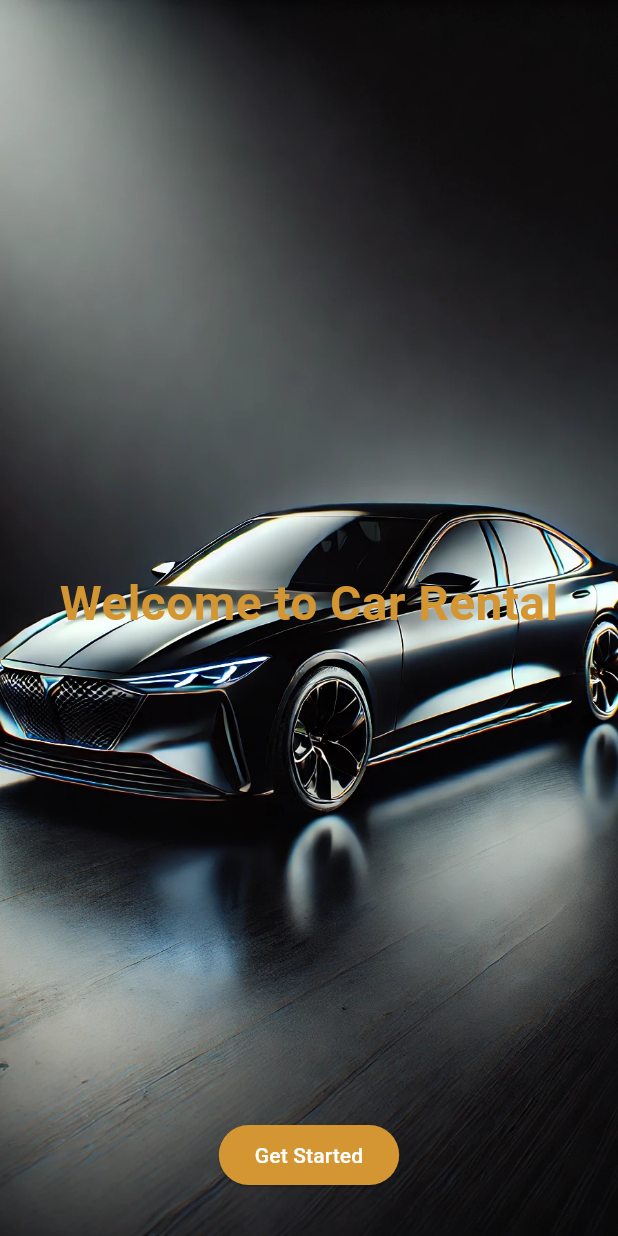
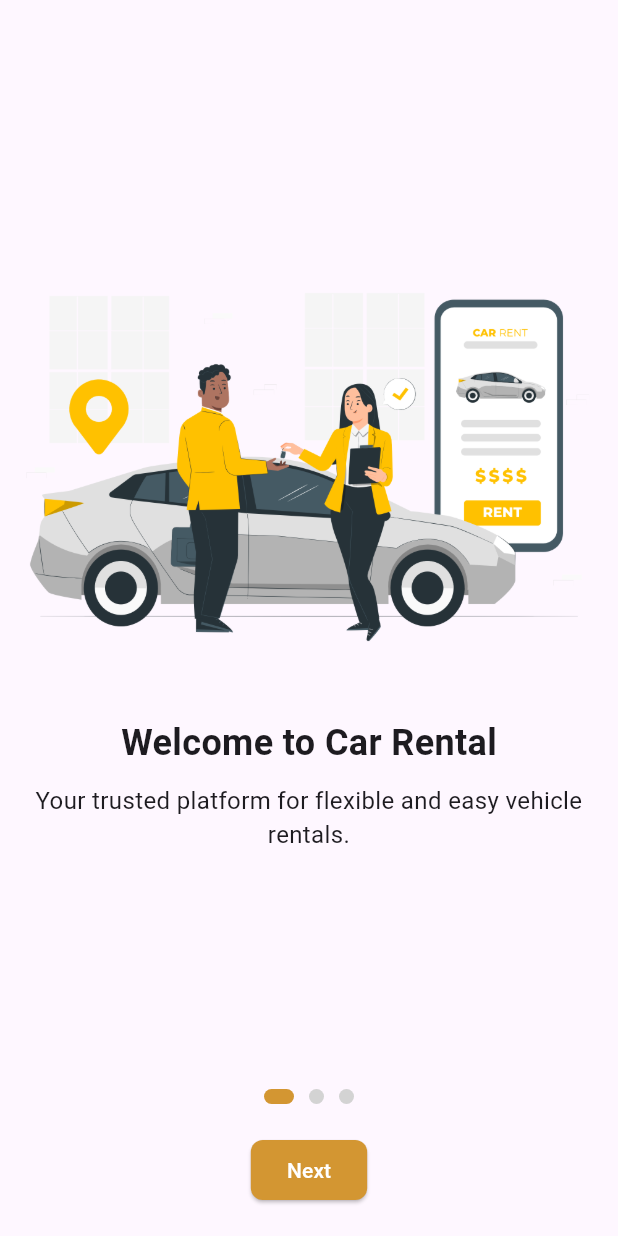
Before and after one commit to kabita26/mobcarrent, a Flutter app: the screen it shows after launch, on a phone screen of 412 x 824 dp. Run offline on Flutter 3.47's test engine with Material 3 defaults, Android fonts, the phone set to English and light mode, and no system bars.

```diff
--- a/carrent/lib/app.dart
+++ b/carrent/lib/app.dart
@@ -1,7 +1,7 @@
 import 'package:carrent/auth/login.dart';
 import 'package:carrent/auth/register.dart';
 import 'package:carrent/auth/reset.dart';
-import 'package:carrent/user_view/Screenpanel.dart';
+import 'package:carrent/user_view/on_boarding_panel.dart';
 import 'package:carrent/user_view/home.dart';
 import 'package:carrent/user_view/placeholder.dart';
 import 'package:flutter/material.dart';
@@ -16,7 +16,7 @@ class MyApp extends StatelessWidget {
       initialRoute: '/',
       routes: {
         // Authentication routes
-        '/': (context) => const ScreenPanel(), // Main Screen
+        '/': (context) => const OnboardingScreen(), // Main Screen
         '/login': (context) => const LoginScreen(),
         '/register': (context) => const RegisterScreen(),
         '/forgot': (context) => const ForgotPasswordScreen(),
--- a/carrent/lib/user_view/Screenpanel.dart
+++ /dev/null
@@ -1,59 +0,0 @@
-import 'package:flutter/material.dart';
-
-class ScreenPanel extends StatelessWidget {
-  const ScreenPanel({super.key});
-
-  @override
-  Widget build(BuildContext context) {
-    return Scaffold(
-      body: Stack(
-        children: [
-          // Background Image
-          Container(
-            decoration: const BoxDecoration(
-              image: DecorationImage(
-                image: AssetImage('assets/images/a.webp'), // Update the image path
-                fit: BoxFit.cover,
-              ),
-            ),
-          ),
-          // Centered Content (only title now)
-          Center(
-            child: Column(
-              mainAxisAlignment: MainAxisAlignment.center,
-              children: [
-                const Text(
-                  'Welcome to Car Rental',
-                  style: TextStyle(
-                    fontSize: 32,
-                    fontWeight: FontWeight.bold,
-                    color: Color.fromRGBO(211, 150, 50, 1),
-                  ),
-                ),
-                const SizedBox(height: 20),
-              ],
-            ),
-          ),
-          // Positioned "Get Started" Button at the Bottom
-          Positioned(
-            bottom: 30,
-            left: 0,
-            right: 0,
-            child: Center(
-              child: ElevatedButton(
-                onPressed: () {
-                  Navigator.pushNamed(context, '/login');
-                },
-                style: ElevatedButton.styleFrom(
-                  backgroundColor: const Color(0xFFD39632),
-                  foregroundColor: Colors.white,
-                ),
-                child: const Text('Get Started'),
-              ),
-            ),
-          ),
-        ],
-      ),
-    );
-  }
-}
--- a/carrent/lib/user_view/home.dart
+++ b/carrent/lib/user_view/home.dart
@@ -77,7 +77,7 @@ class HomeScreen extends StatelessWidget {
     return GestureDetector(
       onTap: onTap,
       child: Card(
-        color: const Color(0xFFD39632),
+        color: const Color.fromRGBO(211, 150, 50, 1),
         elevation: 4,
         shape: RoundedRectangleBorder(
           borderRadius: BorderRadius.circular(12),
--- /dev/null
+++ b/carrent/lib/user_view/on_boarding_panel.dart
@@ -0,0 +1,134 @@
+import 'package:flutter/material.dart';
+
+class OnboardingScreen extends StatefulWidget {
+  const OnboardingScreen({super.key});
+
+  @override
+  _OnboardingScreenState createState() => _OnboardingScreenState();
+}
+
+class _OnboardingScreenState extends State<OnboardingScreen> {
+  final PageController _pageController = PageController();
+  int _currentPage = 0;
+
+  final List<Map<String, String>> _onboardingData = [
+    {
+      "title": "Welcome to Car Rental",
+      "description": "Your trusted platform for flexible and easy vehicle rentals.",
+      "image": "assets/images/car_rental-pana.png", // Replace with actual image path
+    },
+    {
+      "title": "Explore Features",
+      "description": "Search, compare, and book vehicles seamlessly from anywhere.",
+      "image": "assets/images/city_driver_bro.png", // Replace with actual image path
+    },
+    {
+      "title": "Get Started Now",
+      "description": "Sign up or log in to experience the ultimate car rental service.",
+      "image": "assets/images/city_driver_pana.png", // Replace with actual image path
+    },
+  ];
+
+  @override
+  Widget build(BuildContext context) {
+    return Scaffold(
+      body: Column(
+        children: [
+          Expanded(
+            child: PageView.builder(
+              controller: _pageController,
+              onPageChanged: (index) {
+                setState(() {
+                  _currentPage = index;
+                });
+              },
+              itemCount: _onboardingData.length,
+              itemBuilder: (context, index) {
+                final data = _onboardingData[index];
+                return Column(
+                  mainAxisAlignment: MainAxisAlignment.center,
+                  children: [
+                    Image.asset(
+                      data["image"]!,
+                      height: 300,
+                      width: double.infinity,
+                      fit: BoxFit.cover,
+                    ),
+                    const SizedBox(height: 20),
+                    Text(
+                      data["title"]!,
+                      style: const TextStyle(
+                        fontSize: 24,
+                        fontWeight: FontWeight.bold,
+                      ),
+                    ),
+                    const SizedBox(height: 10),
+                    Padding(
+                      padding: const EdgeInsets.symmetric(horizontal: 16.0),
+                      child: Text(
+                        data["description"]!,
+                        textAlign: TextAlign.center,
+                        style: const TextStyle(fontSize: 16),
+                      ),
+                    ),
+                  ],
+                );
+              },
+            ),
+          ),
+          Row(
+            mainAxisAlignment: MainAxisAlignment.center,
+            children: List.generate(
+              _onboardingData.length,
+              (index) => buildDot(index, _currentPage),
+            ),
+          ),
+          const SizedBox(height: 20),
+          Padding(
+            padding: const EdgeInsets.symmetric(horizontal: 16.0),
+            child: ElevatedButton(
+              onPressed: _currentPage == _onboardingData.length - 1
+                  ? () {
+                      Navigator.pushReplacementNamed(context, '/login');
+                    }
+                  : () {
+                      _pageController.nextPage(
+                        duration: const Duration(milliseconds: 300),
+                        curve: Curves.easeInOut,
+                      );
+                    },
+              style: ElevatedButton.styleFrom(
+                backgroundColor: const Color(0xFFD39632),
+                foregroundColor: Colors.white,
+                shape: RoundedRectangleBorder(
+                  borderRadius: BorderRadius.circular(8.0),
+                ),
+              ),
+              child: Text(
+                _currentPage == _onboardingData.length - 1
+                    ? "Get Started"
+                    : "Next",
+              ),
+            ),
+          ),
+          const SizedBox(height: 20),
+        ],
+      ),
+    );
+  }
+
+  Widget buildDot(int index, int currentPage) {
+    return AnimatedContainer(
+      duration: const Duration(milliseconds: 200),
+      margin: const EdgeInsets.symmetric(horizontal: 5),
+      height: 10,
+      width: currentPage == index ? 20 : 10,
+      decoration: BoxDecoration(
+        color: currentPage == index
+            ? const Color(0xFFD39632)
+            : const Color(0xFFD3D3D3),
+        borderRadius: BorderRadius.circular(5),
+      ),
+    );
+  }
+}
```
Also changed, not shown: carrent/lib/auth/login.dart (+25 -10 lines), carrent/assets/images/car_rental-pana.png (added), carrent/assets/images/city_driver_bro.png (added), carrent/assets/images/city_driver_pana.png (added), carrent/assets/images/login.png (added).
